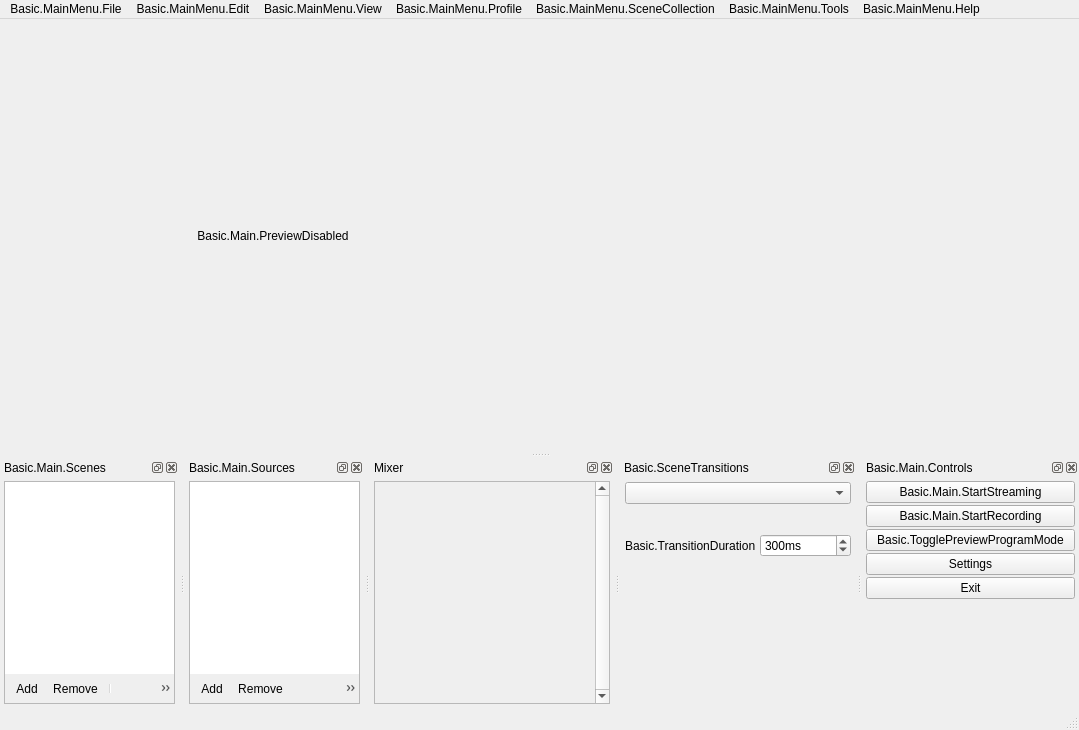
scriyb/Scriyb_Hardened_OBS, file UI/forms/OBSBasic.ui: the form before one commit.
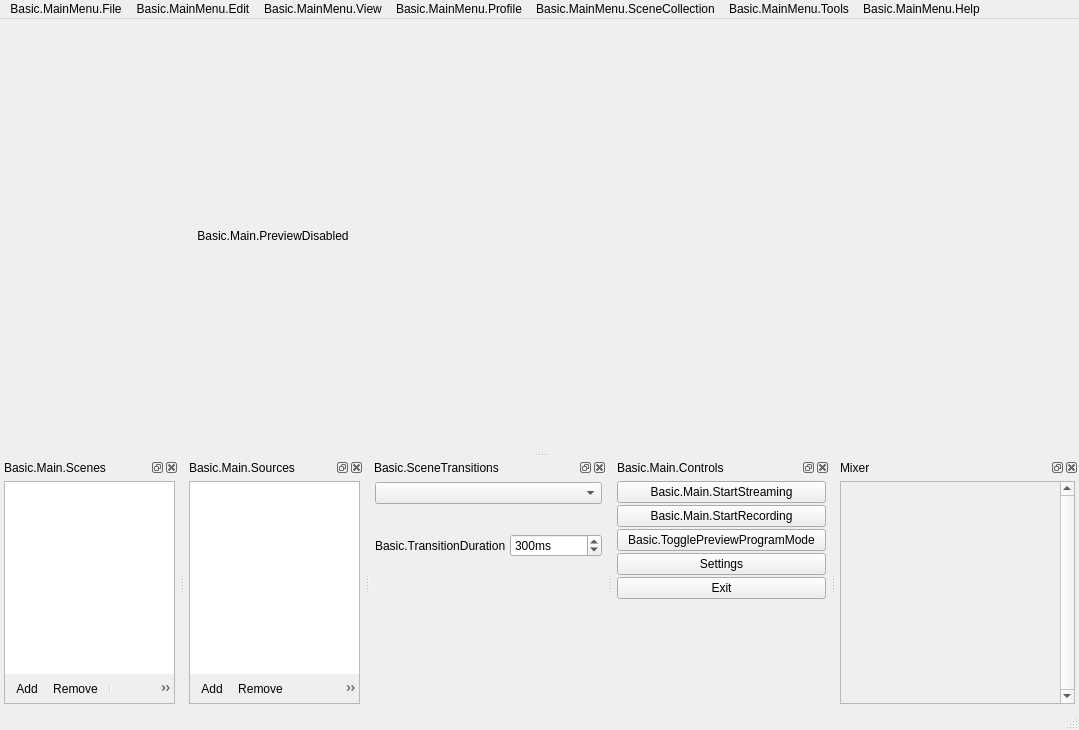
The form after the commit. Icons and pictures are not drawn. Custom widgets are drawn as their Qt base class.

Commit message: Moved volume mixer dock to right of other docks to make tab order of programatically added mixer bars feel more natural

Patch:
```diff
--- a/UI/forms/OBSBasic.ui
+++ b/UI/forms/OBSBasic.ui
@@ -583,97 +583,6 @@
     </layout>
    </widget>
   </widget>
-  <widget class="QDockWidget" name="mixerDock">
-   <property name="features">
-    <set>QDockWidget::AllDockWidgetFeatures</set>
-   </property>
-   <property name="windowTitle">
-    <string>Mixer</string>
-   </property>
-   <attribute name="dockWidgetArea">
-    <number>8</number>
-   </attribute>
-   <widget class="QWidget" name="dockWidgetContents_7">
-    <layout class="QVBoxLayout" name="verticalLayout_4">
-     <property name="leftMargin">
-      <number>4</number>
-     </property>
-     <property name="topMargin">
-      <number>4</number>
-     </property>
-     <property name="rightMargin">
-      <number>4</number>
-     </property>
-     <property name="bottomMargin">
-      <number>4</number>
-     </property>
-     <item>
-      <widget class="VScrollArea" name="mixerScrollArea">
-       <property name="minimumSize">
-        <size>
-         <width>220</width>
-         <height>0</height>
-        </size>
-       </property>
-       <property name="focusPolicy">
-        <enum>Qt::NoFocus</enum>
-       </property>
-       <property name="contextMenuPolicy">
-        <enum>Qt::CustomContextMenu</enum>
-       </property>
-       <property name="frameShape">
-        <enum>QFrame::StyledPanel</enum>
-       </property>
-       <property name="frameShadow">
-        <enum>QFrame::Sunken</enum>
-       </property>
-       <property name="verticalScrollBarPolicy">
-        <enum>Qt::ScrollBarAlwaysOn</enum>
-       </property>
-       <property name="horizontalScrollBarPolicy">
-        <enum>Qt::ScrollBarAlwaysOff</enum>
-       </property>
-       <property name="widgetResizable">
-        <bool>true</bool>
-       </property>
-       <widget class="QWidget" name="volumeWidgets">
-        <property name="geometry">
-         <rect>
-          <x>0</x>
-          <y>0</y>
-          <width>232</width>
-          <height>16</height>
-         </rect>
-        </property>
-        <property name="sizePolicy">
-         <sizepolicy hsizetype="Preferred" vsizetype="Maximum">
-          <horstretch>0</horstretch>
-          <verstretch>0</verstretch>
-         </sizepolicy>
-        </property>
-        <layout class="QVBoxLayout" name="verticalLayout_18">
-         <property name="spacing">
-          <number>0</number>
-         </property>
-         <property name="leftMargin">
-          <number>0</number>
-         </property>
-         <property name="topMargin">
-          <number>0</number>
-         </property>
-         <property name="rightMargin">
-          <number>0</number>
-         </property>
-         <property name="bottomMargin">
-          <number>0</number>
-         </property>
-        </layout>
-       </widget>
-      </widget>
-     </item>
-    </layout>
-   </widget>
-  </widget>
   <widget class="QDockWidget" name="transitionsDock">
    <property name="features">
     <set>QDockWidget::AllDockWidgetFeatures</set>
@@ -1035,6 +944,97 @@
     </layout>
    </widget>
   </widget>
+  <widget class="QDockWidget" name="mixerDock">
+   <property name="features">
+    <set>QDockWidget::AllDockWidgetFeatures</set>
+   </property>
+   <property name="windowTitle">
+    <string>Mixer</string>
+   </property>
+   <attribute name="dockWidgetArea">
+    <number>8</number>
+   </attribute>
+   <widget class="QWidget" name="dockWidgetContents_7">
+    <layout class="QVBoxLayout" name="verticalLayout_4">
+     <property name="leftMargin">
+      <number>4</number>
+     </property>
+     <property name="topMargin">
+      <number>4</number>
+     </property>
+     <property name="rightMargin">
+      <number>4</number>
+     </property>
+     <property name="bottomMargin">
+      <number>4</number>
+     </property>
+     <item>
+      <widget class="VScrollArea" name="mixerScrollArea">
+       <property name="minimumSize">
+        <size>
+         <width>220</width>
+         <height>0</height>
+        </size>
+       </property>
+       <property name="focusPolicy">
+        <enum>Qt::NoFocus</enum>
+       </property>
+       <property name="contextMenuPolicy">
+        <enum>Qt::CustomContextMenu</enum>
+       </property>
+       <property name="frameShape">
+        <enum>QFrame::StyledPanel</enum>
+       </property>
+       <property name="frameShadow">
+        <enum>QFrame::Sunken</enum>
+       </property>
+       <property name="verticalScrollBarPolicy">
+        <enum>Qt::ScrollBarAlwaysOn</enum>
+       </property>
+       <property name="horizontalScrollBarPolicy">
+        <enum>Qt::ScrollBarAlwaysOff</enum>
+       </property>
+       <property name="widgetResizable">
+        <bool>true</bool>
+       </property>
+       <widget class="QWidget" name="volumeWidgets">
+        <property name="geometry">
+         <rect>
+          <x>0</x>
+          <y>0</y>
+          <width>233</width>
+          <height>16</height>
+         </rect>
+        </property>
+        <property name="sizePolicy">
+         <sizepolicy hsizetype="Preferred" vsizetype="Maximum">
+          <horstretch>0</horstretch>
+          <verstretch>0</verstretch>
+         </sizepolicy>
+        </property>
+        <layout class="QVBoxLayout" name="verticalLayout_18">
+         <property name="spacing">
+          <number>0</number>
+         </property>
+         <property name="leftMargin">
+          <number>0</number>
+         </property>
+         <property name="topMargin">
+          <number>0</number>
+         </property>
+         <property name="rightMargin">
+          <number>0</number>
+         </property>
+         <property name="bottomMargin">
+          <number>0</number>
+         </property>
+        </layout>
+       </widget>
+      </widget>
+     </item>
+    </layout>
+   </widget>
+  </widget>
   <action name="actionAddScene">
    <property name="icon">
     <iconset resource="obs.qrc">
```
Left out of the diff: 6 changed lines with no effect on the pictures.
